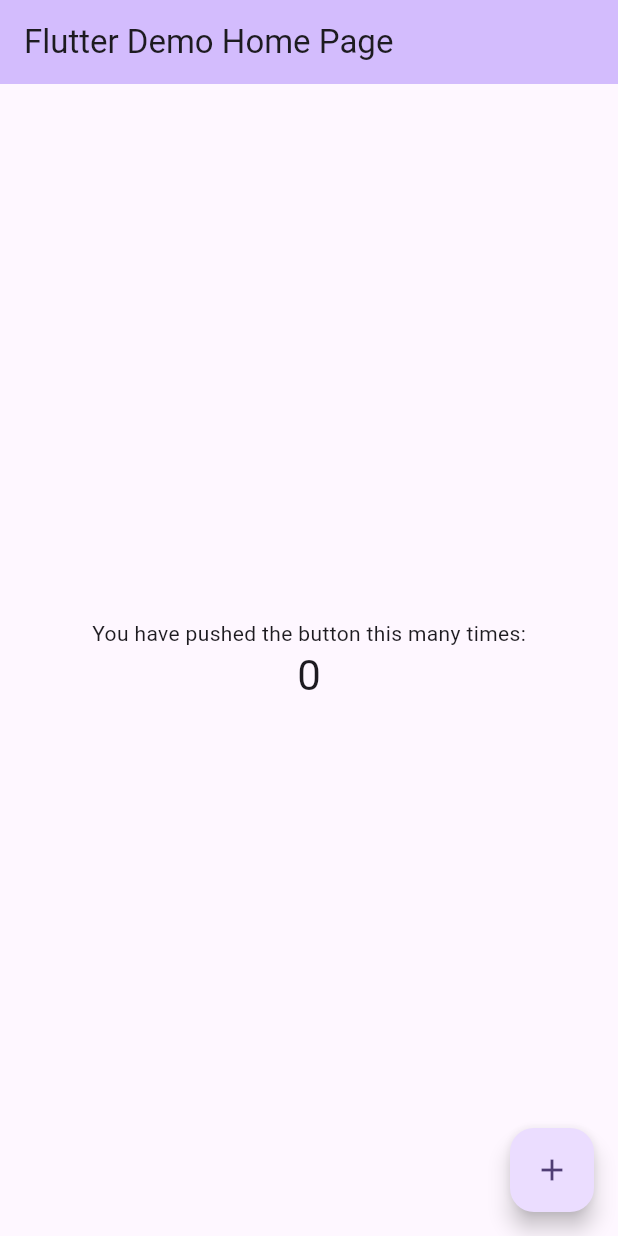
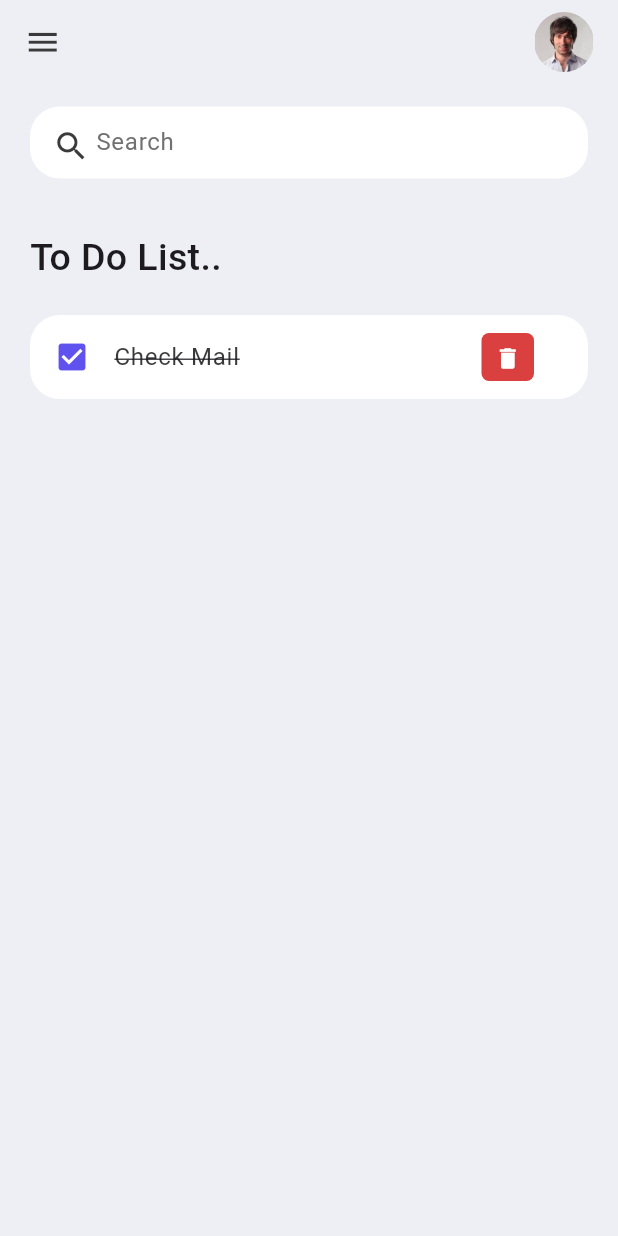
Before and after one commit to 027abhishekojha/Learning_Flutter, a Flutter app: the screen it shows after launch, on a phone screen of 412 x 824 dp. Run offline on Flutter 3.47's test engine with Material 3 defaults, Android fonts, the phone set to English and light mode, and no system bars.

Commit message:
Appbar and Search Button UI

```diff
--- /dev/null
+++ b/todo_app/lib/constants/colors.dart
@@ -0,0 +1,9 @@
+import 'package:flutter/material.dart';
+
+const Color tdRed = Color(0xFFDA4040);
+const Color tdBlue = Color(0xFF5F52EE);
+
+const Color tdBlack = Color(0xFF3A3A3A);
+const Color tdGrey = Color(0xFF717171);
+
+const Color tdBGColor = Color(0xFFEEEFF5);
--- /dev/null
+++ b/todo_app/lib/homepage.dart
@@ -0,0 +1,96 @@
+import 'package:flutter/material.dart';
+import 'package:flutter/services.dart';
+import 'package:todo_app/constants/colors.dart';
+import 'package:todo_app/widgets/todo_items.dart';
+
+class TodoApp extends StatefulWidget {
+  const TodoApp({super.key});
+
+  @override
+  State<TodoApp> createState() => _TodoAppState();
+}
+
+class _TodoAppState extends State<TodoApp> {
+  @override
+  Widget build(BuildContext context) {
+    // Changing the Color above of Top App Bar
+    SystemChrome.setSystemUIOverlayStyle(
+        const SystemUiOverlayStyle(statusBarColor: Colors.transparent));
+    return Scaffold(
+        backgroundColor: tdBGColor,
+        appBar: _buildAppBar(),
+        body: Container(
+          padding: const EdgeInsets.symmetric(horizontal: 20, vertical: 15),
+          child: Column(
+            children: [
+              customSearchBox(),
+              Expanded(
+                child: ListView(
+                  children: [
+                    Container(
+                      margin: const EdgeInsets.only(top: 35, bottom: 20),
+                       child: const Text("To Do List..", style: TextStyle(fontSize: 25, fontWeight: FontWeight.w500),),
+                    ),
+                    const ToDoitem(),
+                  ],
+                ),
+              )
+            ],
+          ),
+        ));
+  }
+
+  // Custom Search Box
+  Widget customSearchBox() {
+    return Container(
+      padding: const EdgeInsets.symmetric(horizontal: 15),
+      decoration: BoxDecoration(
+        color: Colors.white,
+        borderRadius: BorderRadius.circular(20),
+      ),
+      child: const TextField(
+        decoration: InputDecoration(
+            contentPadding: EdgeInsets.all(0),
+            prefixIcon: Icon(
+              Icons.search,
+              color: tdBlack,
+              size: 25,
+            ),
+            prefixIconConstraints: BoxConstraints(maxHeight: 20, maxWidth: 25),
+            border: InputBorder.none,
+            hintText: "Search",
+            hintStyle: TextStyle(color: tdGrey),
+            iconColor: tdBlack),
+      ),
+    );
+  }
+
+
+//custom App bar
+  AppBar _buildAppBar() {
+    return AppBar(
+      backgroundColor: tdBGColor,
+      elevation: 0,
+      title: Row(
+        mainAxisAlignment: MainAxisAlignment.spaceBetween,
+        children: [
+          const Icon(
+            Icons.menu,
+            color: tdBlack,
+            size: 25,
+          ),
+          SizedBox(
+            height: 40,
+            width: 40,
+            child: ClipRRect(
+              borderRadius: BorderRadius.circular(20),
+              child: const Image(
+                image: AssetImage("assets/images/profile.jpg"),
+              ),
+            ),
+          )
+        ],
+      ),
+    );
+  }
+}
--- a/todo_app/lib/main.dart
+++ b/todo_app/lib/main.dart
@@ -1,125 +1,23 @@
 import 'package:flutter/material.dart';
+import 'package:todo_app/homepage.dart';
 
 void main() {
-  runApp(const MyApp());
+  runApp(const MainApp());
 }
 
-class MyApp extends StatelessWidget {
-  const MyApp({super.key});
+class MainApp extends StatefulWidget {
+  const MainApp({super.key});
 
-  // This widget is the root of your application.
+  @override
+  State<MainApp> createState() => _MainAppState();
+}
+
+class _MainAppState extends State<MainApp> {
   @override
   Widget build(BuildContext context) {
-    return MaterialApp(
-      title: 'Flutter Demo',
-      theme: ThemeData(
-        // This is the theme of your application.
-        //
-        // TRY THIS: Try running your application with "flutter run". You'll see
-        // the application has a purple toolbar. Then, without quitting the app,
-        // try changing the seedColor in the colorScheme below to Colors.green
-        // and then invoke "hot reload" (save your changes or press the "hot
-        // reload" button in a Flutter-supported IDE, or press "r" if you used
-        // the command line to start the app).
-        //
-        // Notice that the counter didn't reset back to zero; the application
-        // state is not lost during the reload. To reset the state, use hot
-        // restart instead.
-        //
-        // This works for code too, not just values: Most code changes can be
-        // tested with just a hot reload.
-        colorScheme: ColorScheme.fromSeed(seedColor: Colors.deepPurple),
-        useMaterial3: true,
-      ),
-      home: const MyHomePage(title: 'Flutter Demo Home Page'),
+    return const MaterialApp(
+      debugShowCheckedModeBanner: false,
+      home: TodoApp(),
     );
   }
 }
-
-class MyHomePage extends StatefulWidget {
-  const MyHomePage({super.key, required this.title});
-
-  // This widget is the home page of your application. It is stateful, meaning
-  // that it has a State object (defined below) that contains fields that affect
-  // how it looks.
-
-  // This class is the configuration for the state. It holds the values (in this
-  // case the title) provided by the parent (in this case the App widget) and
-  // used by the build method of the State. Fields in a Widget subclass are
-  // always marked "final".
-
-  final String title;
-
-  @override
-  State<MyHomePage> createState() => _MyHomePageState();
-}
-
-class _MyHomePageState extends State<MyHomePage> {
-  int _counter = 0;
-
-  void _incrementCounter() {
-    setState(() {
-      // This call to setState tells the Flutter framework that something has
-      // changed in this State, which causes it to rerun the build method below
-      // so that the display can reflect the updated values. If we changed
-      // _counter without calling setState(), then the build method would not be
-      // called again, and so nothing would appear to happen.
-      _counter++;
-    });
-  }
-
-  @override
-  Widget build(BuildContext context) {
-    // This method is rerun every time setState is called, for instance as done
-    // by the _incrementCounter method above.
-    //
-    // The Flutter framework has been optimized to make rerunning build methods
-    // fast, so that you can just rebuild anything that needs updating rather
-    // than having to individually change instances of widgets.
-    return Scaffold(
-      appBar: AppBar(
-        // TRY THIS: Try changing the color here to a specific color (to
-        // Colors.amber, perhaps?) and trigger a hot reload to see the AppBar
-        // change color while the other colors stay the same.
-        backgroundColor: Theme.of(context).colorScheme.inversePrimary,
-        // Here we take the value from the MyHomePage object that was created by
-        // the App.build method, and use it to set our appbar title.
-        title: Text(widget.title),
-      ),
-      body: Center(
-        // Center is a layout widget. It takes a single child and positions it
-        // in the middle of the parent.
-        child: Column(
-          // Column is also a layout widget. It takes a list of children and
-          // arranges them vertically. By default, it sizes itself to fit its
-          // children horizontally, and tries to be as tall as its parent.
-          //
-          // Column has various properties to control how it sizes itself and
-          // how it positions its children. Here we use mainAxisAlignment to
-          // center the children vertically; the main axis here is the vertical
-          // axis because Columns are vertical (the cross axis would be
-          // horizontal).
-          //
-          // TRY THIS: Invoke "debug painting" (choose the "Toggle Debug Paint"
-          // action in the IDE, or press "p" in the console), to see the
-          // wireframe for each widget.
-          mainAxisAlignment: MainAxisAlignment.center,
-          children: <Widget>[
-            const Text(
-              'You have pushed the button this many times:',
-            ),
-            Text(
-              '$_counter',
-              style: Theme.of(context).textTheme.headlineMedium,
-            ),
-          ],
-        ),
-      ),
-      floatingActionButton: FloatingActionButton(
-        onPressed: _incrementCounter,
-        tooltip: 'Increment',
-        child: const Icon(Icons.add),
-      ), // This trailing comma makes auto-formatting nicer for build methods.
-    );
-  }
-}
--- /dev/null
+++ b/todo_app/lib/widgets/todo_items.dart
@@ -0,0 +1,38 @@
+import 'package:flutter/material.dart';
+import 'package:todo_app/constants/colors.dart';
+
+class ToDoitem extends StatelessWidget {
+  const ToDoitem({super.key});
+
+  @override
+  Widget build(BuildContext context) {
+    return ListTile(
+      onTap: () {},
+      shape: RoundedRectangleBorder(
+        borderRadius: BorderRadius.circular(20),
+      ),
+      tileColor: Colors.white,
+      leading: const Icon(
+        Icons.check_box,
+        color: tdBlue,
+      ),
+      title: const Text(
+        "Check Mail",
+        style: TextStyle(fontSize: 16, color: tdBlack, decoration: TextDecoration.lineThrough),
+      ),
+      trailing: Container(
+        padding: const EdgeInsets.all(0),
+        margin: const EdgeInsets.all(12),
+        height: 35,
+        width: 35,
+        decoration: BoxDecoration(
+          color: tdRed,
+          borderRadius: BorderRadius.circular(5),
+        ),
+        child: IconButton(
+          iconSize: 18,
+          color: Colors.white, onPressed: () {}, icon: const Icon(Icons.delete)),
+      ),
+    );
+  }
+}
--- a/todo_app/pubspec.yaml
+++ b/todo_app/pubspec.yaml
@@ -62,6 +62,8 @@ flutter:
   # assets:
   #   - images/a_dot_burr.jpeg
   #   - images/a_dot_ham.jpeg
+  assets:
+    - assets/images/
 
   # An image asset can refer to one or more resolution-specific "variants", see
   # https://flutter.dev/assets-and-images/#resolution-aware
```
Also changed, not shown: todo_app/assets/images/profile.jpg (added), 1 other file.
